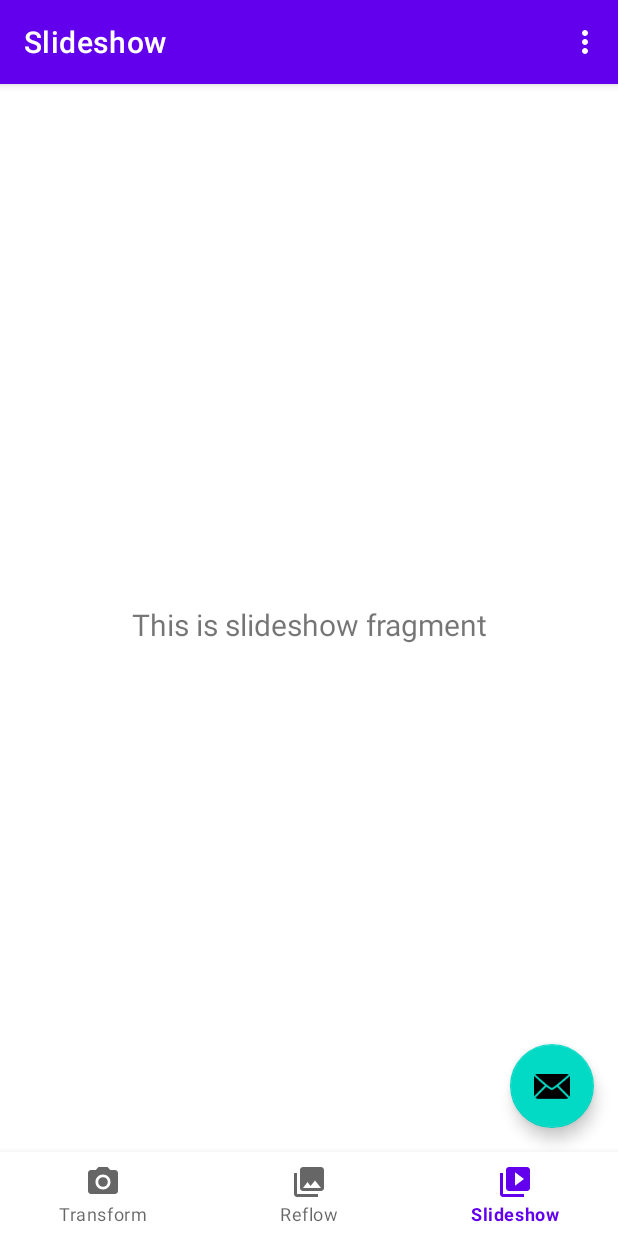
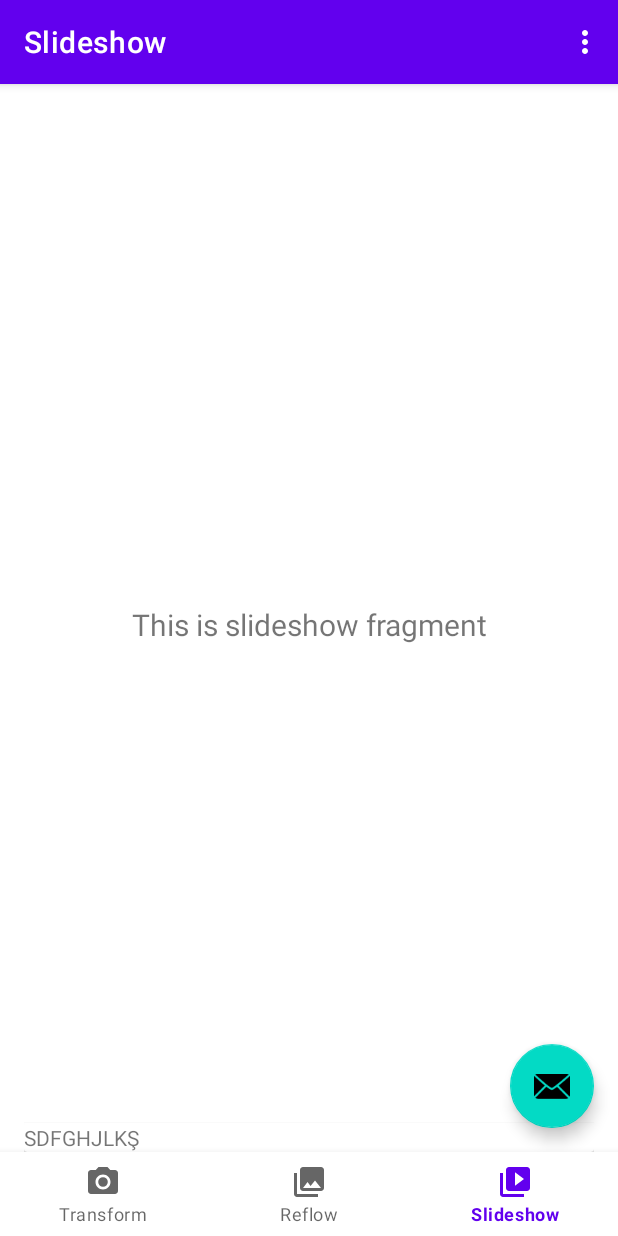
Before and after one commit to Onuralaeddin/LeaderhubTaslak, an Android app: the screen it shows after launch (MainActivity), item 3 of the bottom bar chosen, on a phone screen of 412 x 824 dp. Run offline under Robolectric (Android 15) with nearby library versions, the phone set to English and light mode, and no system bars; our stand-ins replace navigation-ui; 1 statement that could not run was skipped.

Commit message:
introduction,fragment ve view model eklendi

```diff
--- a/app/build.gradle
+++ b/app/build.gradle
@@ -4,12 +4,12 @@ plugins {
 
 android {
     namespace 'com.example.leaderhubtaslak'
-    compileSdk 33
+    compileSdk 34
 
     defaultConfig {
         applicationId "com.example.leaderhubtaslak"
         minSdk 24
-        targetSdk 33
+        targetSdk 34
         versionCode 1
         versionName "1.0"
 
@@ -44,4 +44,5 @@ dependencies {
     testImplementation 'junit:junit:4.13.2'
     androidTestImplementation 'androidx.test.ext:junit:1.1.5'
     androidTestImplementation 'androidx.test.espresso:espresso-core:3.5.1'
+    implementation 'org.jetbrains.kotlin:kotlin-stdlib-jdk8:1.8.20'
 }
--- /dev/null
+++ b/app/src/main/java/com/example/leaderhubtaslak/ui/introduction/introductionViewModel.java
@@ -0,0 +1,6 @@
+package com.example.leaderhubtaslak.ui.introduction;
+
+import androidx.lifecycle.ViewModel;
+
+public class introductionViewModel extends ViewModel {
+}
--- a/app/src/main/java/com/example/leaderhubtaslak/ui/transform/TransformFragment.java
+++ b/app/src/main/java/com/example/leaderhubtaslak/ui/transform/TransformFragment.java
@@ -40,9 +40,9 @@ public class TransformFragment extends Fragment {
         binding = FragmentTransformBinding.inflate(inflater, container, false);
         View root = binding.getRoot();
 
-        RecyclerView recyclerView = binding.recyclerviewTransform;
+        //RecyclerView recyclerView = binding.recyclerviewTransform;
         ListAdapter<String, TransformViewHolder> adapter = new TransformAdapter();
-        recyclerView.setAdapter(adapter);
+        //recyclerView.setAdapter(adapter);
         transformViewModel.getTexts().observe(getViewLifecycleOwner(), adapter::submitList);
         return root;
     }
--- a/app/src/main/res/layout/fragment_slideshow.xml
+++ b/app/src/main/res/layout/fragment_slideshow.xml
@@ -19,4 +19,13 @@
         app:layout_constraintEnd_toEndOf="parent"
         app:layout_constraintStart_toStartOf="parent"
         app:layout_constraintTop_toTopOf="parent" />
+
+    <include
+        android:id="@+id/app_bar_main"
+        layout="@layout/introduction"
+        android:layout_width="match_parent"
+        android:layout_height="match_parent" />
+
+
+
 </androidx.constraintlayout.widget.ConstraintLayout>
--- /dev/null
+++ b/app/src/main/res/layout/introduction.xml
@@ -0,0 +1,34 @@
+<?xml version="1.0" encoding="utf-8"?>
+<androidx.constraintlayout.widget.ConstraintLayout xmlns:android="http://schemas.android.com/apk/res/android"
+    xmlns:app="http://schemas.android.com/apk/res-auto"
+    xmlns:tools="http://schemas.android.com/tools"
+    android:layout_width="match_parent"
+    android:layout_height="match_parent">
+
+    <androidx.cardview.widget.CardView
+        android:layout_width="match_parent"
+        android:layout_height="wrap_content"
+        app:layout_constraintBottom_toBottomOf="parent">
+
+        <LinearLayout
+            android:layout_width="match_parent"
+            android:layout_height="match_parent"
+            android:orientation="vertical">
+
+            <ImageView
+                android:id="@+id/imageView4"
+                android:layout_width="match_parent"
+                android:layout_height="wrap_content"
+                tools:srcCompat="@tools:sample/backgrounds/scenic" />
+
+            <TextView
+                android:id="@+id/textView2"
+                android:layout_width="match_parent"
+                android:layout_height="wrap_content"
+                android:text="SDFGHJLKŞ" />
+
+        </LinearLayout>
+
+    </androidx.cardview.widget.CardView>
+
+</androidx.constraintlayout.widget.ConstraintLayout>
--- a/app/src/main/res/layout/nav_header_main.xml
+++ b/app/src/main/res/layout/nav_header_main.xml
@@ -14,7 +14,7 @@
         android:layout_height="wrap_content"
         android:contentDescription="@string/nav_header_desc"
         android:paddingTop="8dp"
-        app:srcCompat="@mipmap/ic_launcher_round" />
+        app:srcCompat="@drawable/leaderhub" />
 
     <TextView
         android:layout_width="match_parent"
--- a/app/src/main/res/values/strings.xml
+++ b/app/src/main/res/values/strings.xml
@@ -22,4 +22,6 @@
     <string name="image_view_item_transform_content_description">Represents an image view in the
         item
     </string>
+    <!-- TODO: Remove or change this placeholder text -->
+    <string name="hello_blank_fragment">Hello blank fragment</string>
 </resources>
```
Also changed, not shown: app/src/main/java/com/example/leaderhubtaslak/ui/introduction/introductionFragment.java (added, +30 -0 lines), app/src/main/res/layout/fragment_introduction.xml (added, +14 -0 lines).
